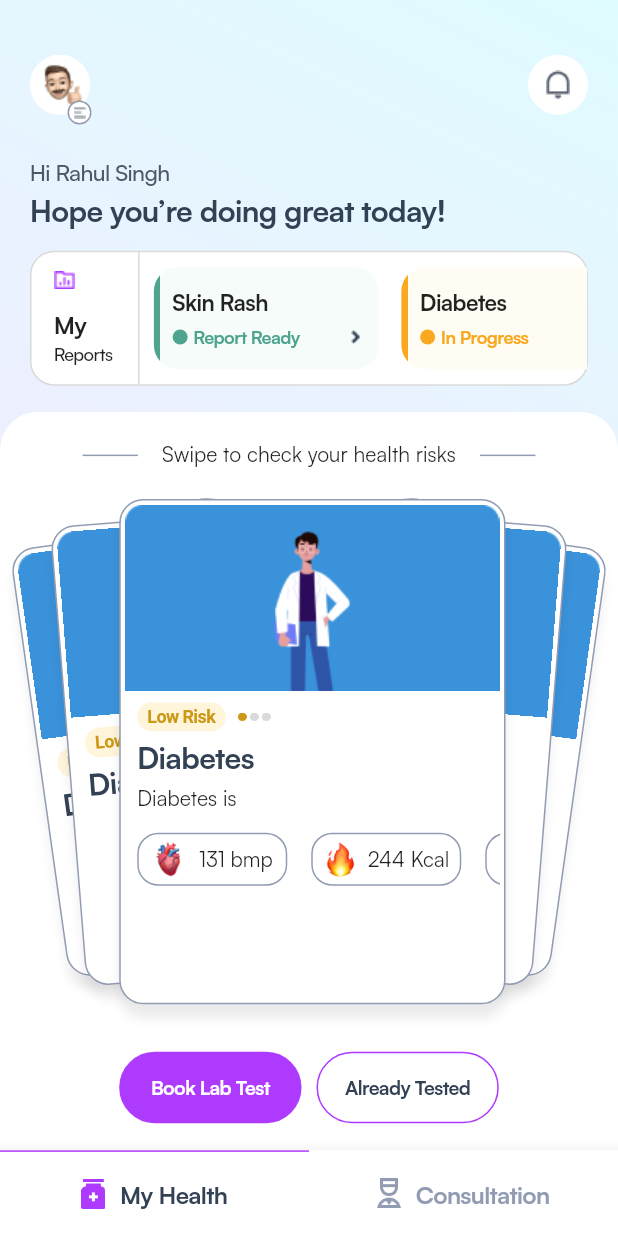
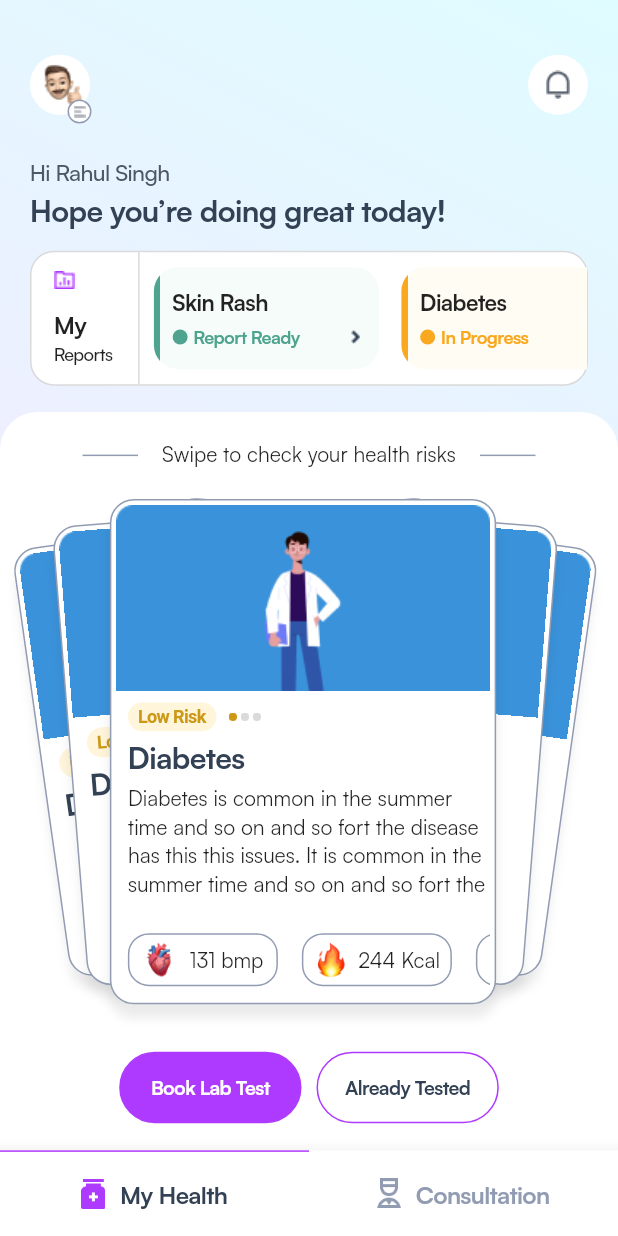
Before and after one commit to NipunGandhi/Codibex, a Flutter app: the screen it shows after launch, on a phone screen of 412 x 824 dp. Run offline on Flutter 3.47's test engine with Material 2 defaults, Android fonts, the phone set to English and light mode, and no system bars; Roboto replaces fonts that are missing (Satoshi Variable).

Commit message:
Added Dynamic Functionality

```diff
--- a/lib/screens/homepage.dart
+++ b/lib/screens/homepage.dart
@@ -16,8 +16,8 @@ class _MyHomePageState extends State<MyHomePage> {
   @override
   Widget build(BuildContext context) {
     var a = MediaQuery.of(context);
-    print(a.size.height);
-    print(a.size.width);
+    print(a.size.height / 3.126353790613718);
+    print("abc");
     return Scaffold(
       body: Stack(
         children: [
@@ -129,7 +129,7 @@ class _MyHomePageState extends State<MyHomePage> {
           //Menu Icon
           Positioned(
             left: 45,
-            top: 67,
+            top: ((a.size.height / 3.126353790613718) / 3.97),
             child: Container(
               width: 16,
               height: 16,
@@ -187,7 +187,7 @@ class _MyHomePageState extends State<MyHomePage> {
                     children: [
                       Positioned(
                         top: 15,
-                        left: a.size.height > 700 ? 25 : 45,
+                        left: 20 + (270 - (a.size.height / 3.2)) / 2,
                         child: Transform.rotate(
                           angle: -0.14,
                           child: FakeCardWidget(height: a.size.height / 2.858),
@@ -195,7 +195,7 @@ class _MyHomePageState extends State<MyHomePage> {
                       ),
                       Positioned(
                         top: 8,
-                        left: a.size.height > 700 ? 45 : 75,
+                        left: 40 + (270 - (a.size.height / 3.2)) / 2,
                         child: Transform.rotate(
                           angle: -0.08,
                           child: FakeCardWidget(height: a.size.height / 2.681),
@@ -203,7 +203,7 @@ class _MyHomePageState extends State<MyHomePage> {
                       ),
                       Positioned(
                         top: 15,
-                        right: a.size.height > 700 ? 25 : 45,
+                        right: 25 + (270 - (a.size.height / 3.2)) / 2,
                         child: Transform.rotate(
                           angle: 0.14,
                           child: FakeCardWidget(height: a.size.height / 2.858),
@@ -211,14 +211,14 @@ class _MyHomePageState extends State<MyHomePage> {
                       ),
                       Positioned(
                         top: 8,
-                        right: a.size.height > 700 ? 45 : 75,
+                        right: 45 + (270 - (a.size.height / 3.2)) / 2,
                         child: Transform.rotate(
                           angle: 0.08,
                           child: FakeCardWidget(height: a.size.height / 2.681),
                         ),
                       ),
                       Positioned(
-                        right: a.size.height > 700 ? 75 : 95,
+                        right: 75 + (270 - (a.size.height / 3.2)) / 2,
                         child: CardWidget(),
                       ),
                     ],
--- a/lib/widget/card_widget.dart
+++ b/lib/widget/card_widget.dart
@@ -66,19 +66,19 @@ class CardWidget extends StatelessWidget {
                     Image(
                       height: a.height / 144.3, //6
                       width: 6,
-                      image: AssetImage("assets/images/colored_dot.png"),
+                      image: const AssetImage("assets/images/colored_dot.png"),
                     ),
-                    SizedBox(width: 2),
+                    const SizedBox(width: 2),
                     Image(
                       height: a.height / 144.3,
                       width: 6,
-                      image: AssetImage("assets/images/empty_dot.png"),
+                      image: const AssetImage("assets/images/empty_dot.png"),
                     ),
-                    SizedBox(width: 2),
+                    const SizedBox(width: 2),
                     Image(
                       height: a.height / 144.3,
                       width: 6,
-                      image: AssetImage("assets/images/empty_dot.png"),
+                      image: const AssetImage("assets/images/empty_dot.png"),
                     ),
                   ],
                 ),
@@ -97,19 +97,22 @@ class CardWidget extends StatelessWidget {
               ),
             ),
           ),
-          const Padding(
-            padding: EdgeInsets.only(left: 8.0, top: 4),
-            child: Text(
-              "Diabetes is",
-              style: TextStyle(
-                fontWeight: FontWeight.w400,
-                fontSize: 14,
+          const Expanded(
+            child: Padding(
+              padding: EdgeInsets.only(left: 8.0, top: 4),
+              child: Text(
+                "Diabetes is common in the summer time and so on and so fort the disease has this this issues. It is common in the summer time and so on and so fort the ...",
+                style: TextStyle(
+                  fontWeight: FontWeight.w400,
+                  fontSize: 14,
+                ),
               ),
             ),
           ),
           SizedBox(
             height: a.height / 144.3, //6
           ),
+          //Last Row
           SizedBox(
             height: a.height / 16.03, //54
             child: ListView(
```
